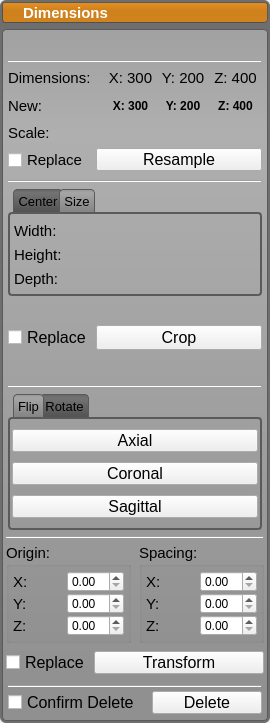
Above: src/Interface/AppInterface/LayerGroupWidget.ui from SCIInstitute/Seg3D before the change. Below: the same form after it.
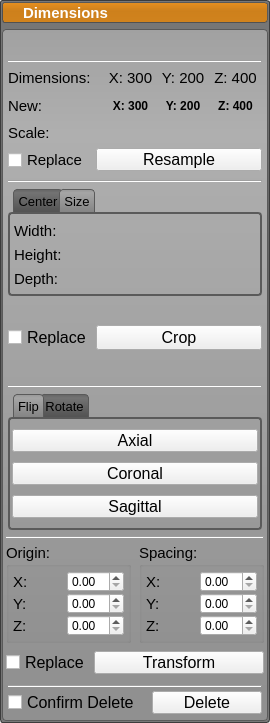
That is the form after the change. Icons and pictures are not drawn.

Commit message: updates to all the tools to incorporate smart comboboxes that keep in sync with the appropriate data layer type among other tweaks

Patch:
```diff
--- a/src/Interface/AppInterface/LayerGroupWidget.ui
+++ b/src/Interface/AppInterface/LayerGroupWidget.ui
@@ -233,12 +233,13 @@
 }
 
 QWidget#base_{
-  background-color: rgb(110, 110, 110);
-  border-radius:6px;
-  /*border-top: 3px solid qlineargradient(spread:pad, x1:0.5, y1:1, x2:0.5, y2:0, stop:0 rgba(0, 153, 224, 255), stop:0.247725 rgba(0, 153, 224, 255), stop:1 rgba(255, 255, 255, 0));
-  border-bottom: 3px solid qlineargradient(spread:pad, x1:0.5, y1:0, x2:0.5, y2:1, stop:0 rgba(0, 153, 224, 255), stop:0.247725 rgba(0, 153, 224, 255), stop:1 rgba(255, 255, 255, 0));
-  border-right: 3px solid qlineargradient(spread:pad, x1:0, y1:0.5, x2:1, y2:0.5, stop:0 rgba(0, 153, 224, 255), stop:0.247725 rgba(0, 153, 224, 255), stop:1 rgba(255, 255, 255, 0));
-  border-left: 3px solid qlineargradient(spread:pad, x1:1, y1:0.5, x2:0, y2:0.5, stop:0 rgba(0, 153, 224, 255), stop:0.247725 rgba(0, 153, 224, 255), stop:1 rgba(255, 255, 255, 0));*/
+  
+  background-color: qlineargradient(spread:pad, x1:0.5, y1:0, x2:0.5, y2:1, stop:0 rgba(120, 120, 120, 255), stop:0.36 rgba(100, 100, 100, 255), stop:0.65 rgba(100, 100, 100, 255), stop:1 rgba(120, 120, 120, 255));
+  /*background-color: rgb(110, 110, 110);*/
+  border-radius:3px;
+  border: 1px solid rgb(60, 60, 60);
+  color: rgb(90, 90, 90);
+
 }
 
 QWidget#group_tools_{
```
The commit also changes 105 other files.
